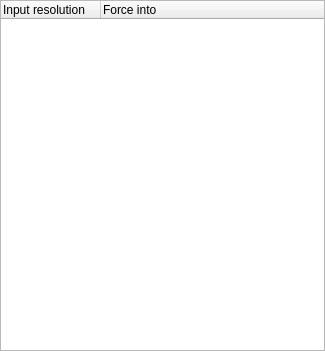
Old version of the form src/display/qt/dialogs/ui/alias_dialog.ui in the repository mrehkopf/vcs.
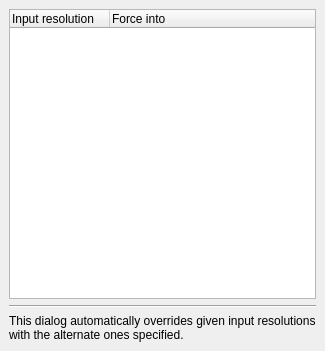
New version of the form.

Commit message:
GUI: Add explanatory footer text to dialogs
Appends to each dialog a text label in the footer explaining in brief
what the dialog is for.

```diff
--- a/src/display/qt/dialogs/ui/alias_dialog.ui
+++ b/src/display/qt/dialogs/ui/alias_dialog.ui
@@ -24,16 +24,16 @@
     <number>6</number>
    </property>
    <property name="leftMargin">
-    <number>0</number>
+    <number>9</number>
    </property>
    <property name="topMargin">
-    <number>0</number>
+    <number>9</number>
    </property>
    <property name="rightMargin">
-    <number>0</number>
+    <number>9</number>
    </property>
    <property name="bottomMargin">
-    <number>0</number>
+    <number>9</number>
    </property>
    <item>
     <layout class="QVBoxLayout" name="verticalLayout">
@@ -71,6 +71,23 @@
      </item>
     </layout>
    </item>
+   <item>
+    <widget class="Line" name="line">
+     <property name="orientation">
+      <enum>Qt::Horizontal</enum>
+     </property>
+    </widget>
+   </item>
+   <item>
+    <widget class="QLabel" name="label_notice">
+     <property name="text">
+      <string>This dialog automatically overrides given input resolutions with the alternate ones specified.</string>
+     </property>
+     <property name="wordWrap">
+      <bool>true</bool>
+     </property>
+    </widget>
+   </item>
   </layout>
  </widget>
  <resources/>
```
The commit also changes 8 other files.
